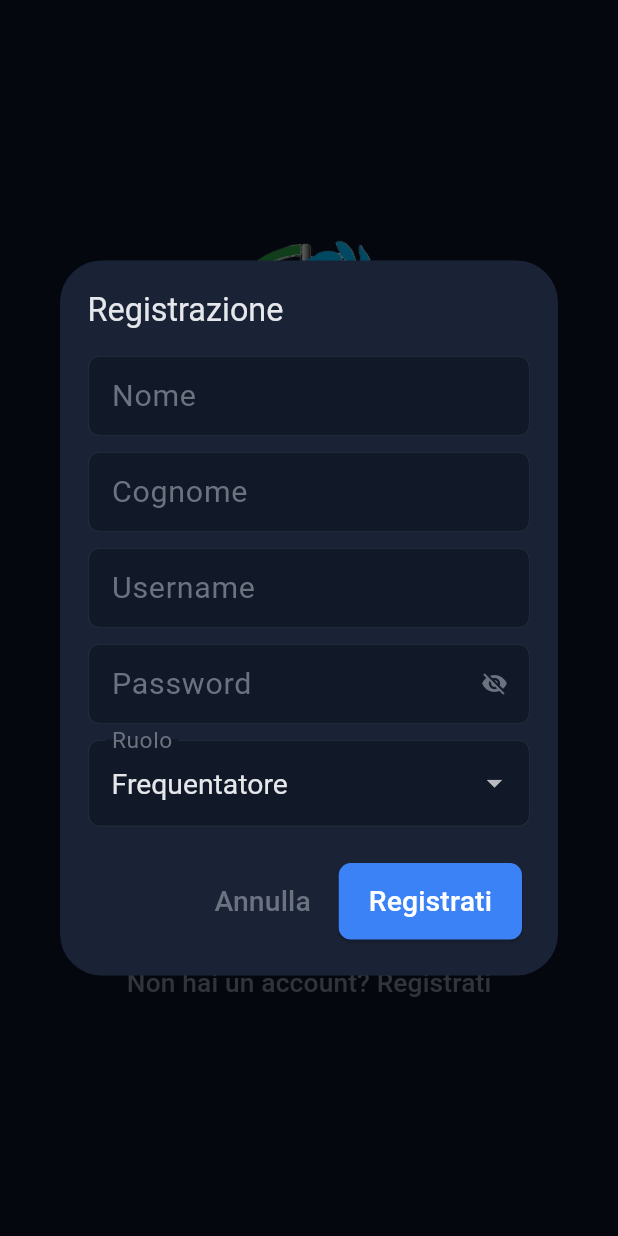
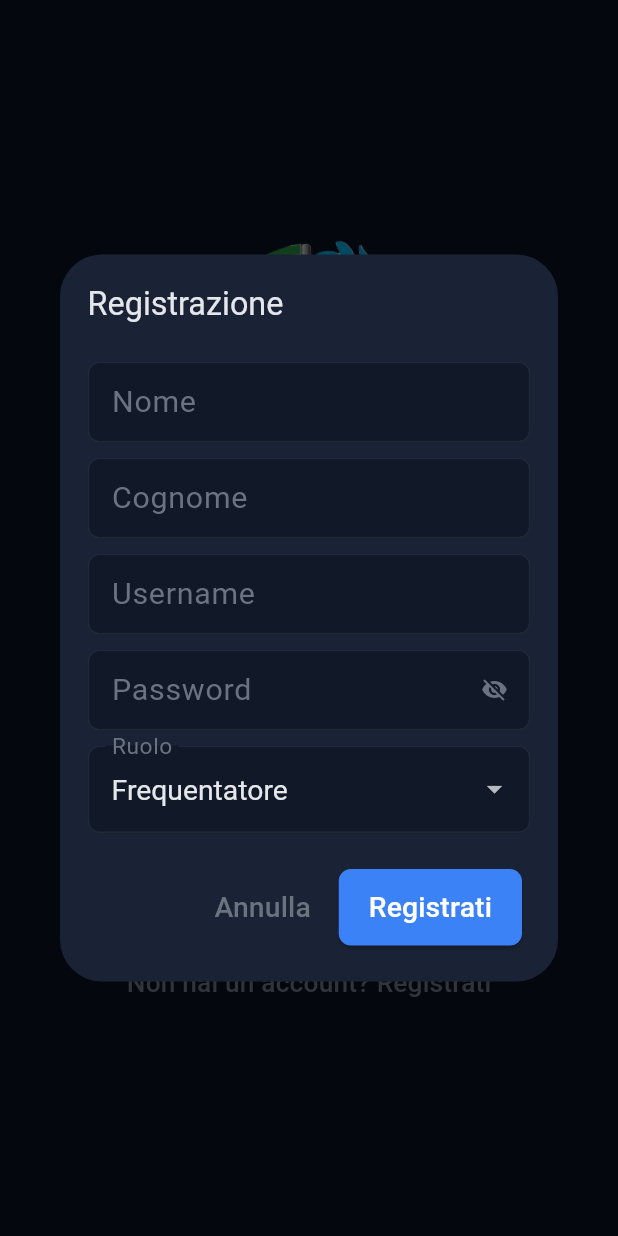
Before and after one commit to rdagmr98/corsi, a Flutter app: the screen it shows after launch, after a tap on "Non hai un account? Registrati", on a phone screen of 412 x 824 dp. Run offline on Flutter 3.47's test engine with Material 3 defaults, Android fonts, the phone set to English and light mode, and no system bars; our stand-ins replace flutter_riverpod, go_router, pdf, printing; missing offline and left inert: dart:html, encrypt; accounts and stored records are empty.

Commit message:
fix: padding top dialog — floating label Cognome/Nome non viene tagliata
Co-Authored-By: Claude Sonnet 4.6 <noreply@anthropic.com>

```diff
--- a/lib/screens/auth/login_screen.dart
+++ b/lib/screens/auth/login_screen.dart
@@ -65,6 +65,7 @@ class _LoginScreenState extends ConsumerState<LoginScreen> {
               child: Column(
                 mainAxisSize: MainAxisSize.min,
                 children: [
+                  const SizedBox(height: 8),
                   TextField(
                     controller: nomeCtrl,
                     decoration: const InputDecoration(labelText: 'Nome', isDense: true),
--- a/lib/screens/master/users_tab.dart
+++ b/lib/screens/master/users_tab.dart
@@ -74,6 +74,7 @@ class _UsersTabState extends ConsumerState<UsersTab> {
               child: Column(
                 mainAxisSize: MainAxisSize.min,
                 children: [
+                  const SizedBox(height: 8),
                   _field('Cognome', cognomeCtrl),
                   const SizedBox(height: 12),
                   _field('Nome', nomeCtrl),
```
